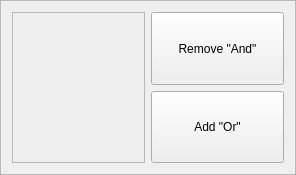
CS-4820-Library-Project/COUNTER-5-Report-Tool-2020-5.0, file ui/SearchAndFrame.ui: the form before one commit.
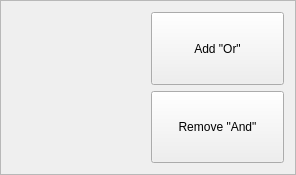
The form after the commit.

Commit message: cleaned up Search UI (moved add and button, removed unnecessary frame borders

Diff of the .ui file:
```diff
--- a/ui/SearchAndFrame.ui
+++ b/ui/SearchAndFrame.ui
@@ -23,10 +23,10 @@
    <enum>QFrame::StyledPanel</enum>
   </property>
   <property name="frameShadow">
-   <enum>QFrame::Plain</enum>
+   <enum>QFrame::Sunken</enum>
   </property>
   <layout class="QGridLayout" name="gridLayout">
-   <item row="0" column="1">
+   <item row="1" column="1">
     <widget class="QPushButton" name="search_remove_and_clause_button">
      <property name="sizePolicy">
       <sizepolicy hsizetype="Preferred" vsizetype="Minimum">
@@ -39,7 +39,7 @@
      </property>
     </widget>
    </item>
-   <item row="1" column="1">
+   <item row="0" column="1">
     <widget class="QPushButton" name="search_add_or_clause_button">
      <property name="sizePolicy">
       <sizepolicy hsizetype="Preferred" vsizetype="Minimum">
@@ -61,10 +61,10 @@
       </sizepolicy>
      </property>
      <property name="frameShape">
-      <enum>QFrame::StyledPanel</enum>
+      <enum>QFrame::NoFrame</enum>
      </property>
      <property name="frameShadow">
-      <enum>QFrame::Raised</enum>
+      <enum>QFrame::Plain</enum>
      </property>
      <layout class="QVBoxLayout" name="verticalLayout_22"/>
     </widget>
```
The commit also changes 5 other files.
